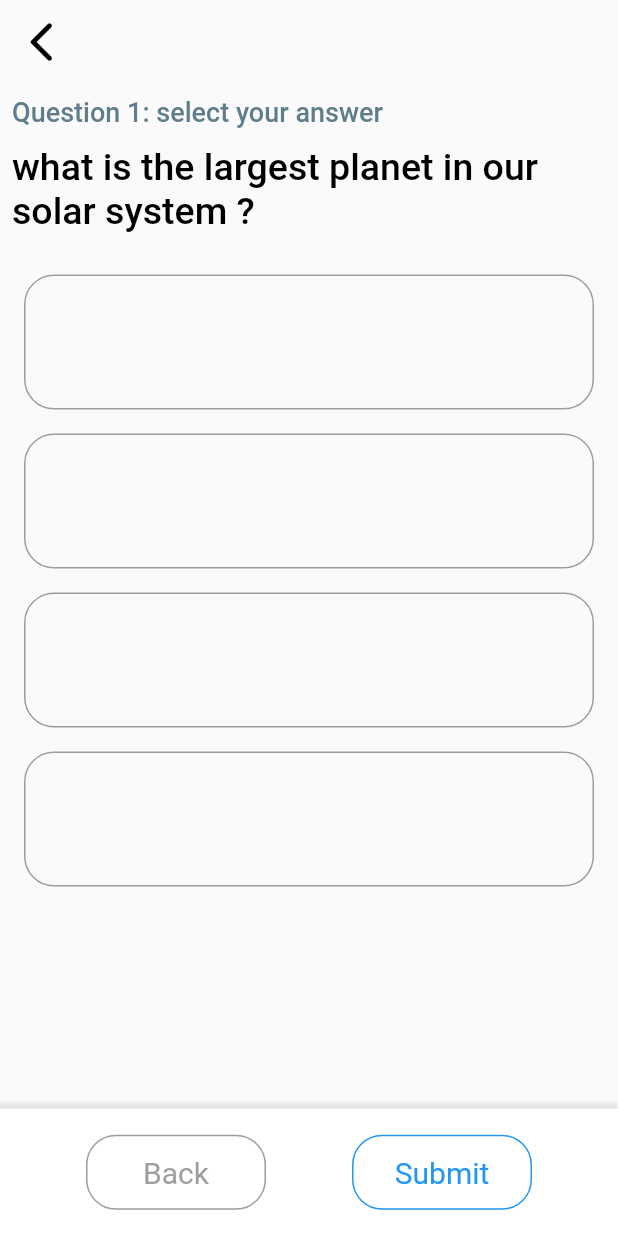
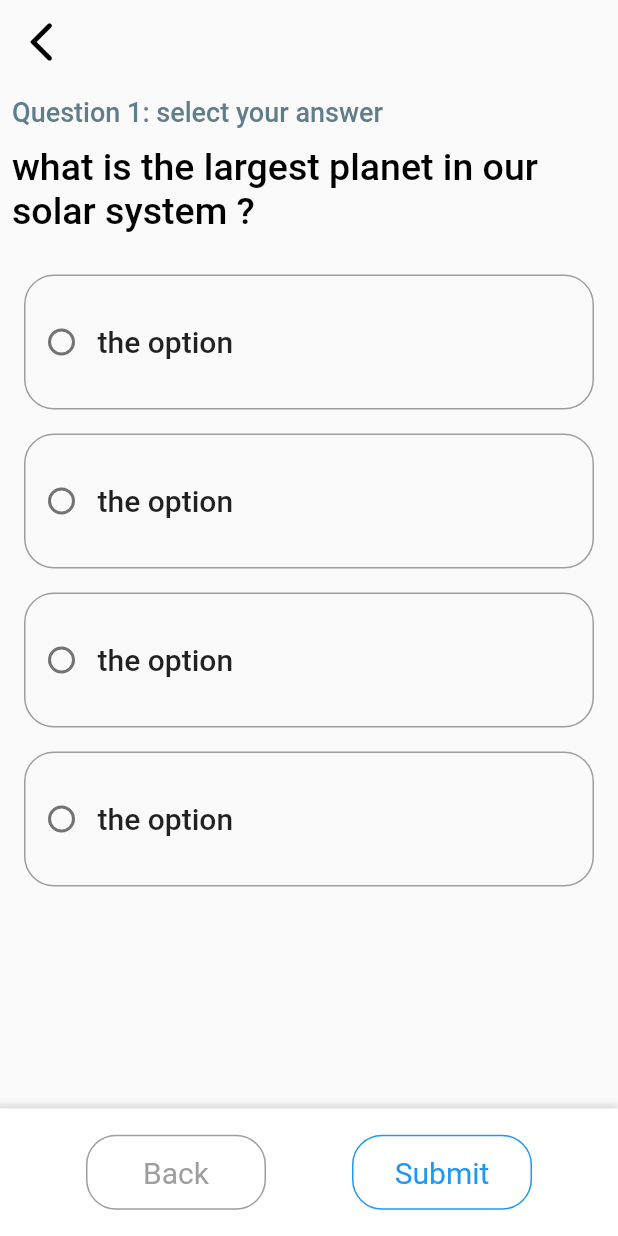
Before and after one commit to Adomakojohn/quizapp, a Flutter app: the QuizPage screen opened by its route, on a phone screen of 412 x 824 dp. Run offline on Flutter 3.47's test engine with Material 2 defaults, Android fonts, the phone set to English and light mode, and no system bars; our stand-ins replace percent_indicator.

Commit message:
created first demo of how quiz page will look like

```diff
--- a/lib/models/quiz_page_model.dart
+++ b/lib/models/quiz_page_model.dart
@@ -26,7 +26,10 @@ class _QuizPageModelState extends State<QuizPageModel> {
         ),
         child: Row(
           children: [
-          Container()
+          Radio(value: 1, groupValue: 2, onChanged: (value) {
+
+          },),
+          Text("the option", style: TextStyle(fontSize: 20 , fontWeight: FontWeight.w500),)
           ],
         ),
       ),
--- a/lib/screens/quiz_page.dart
+++ b/lib/screens/quiz_page.dart
@@ -61,8 +61,9 @@ class _QuizPageState extends State<QuizPage> {
                     ),
                   ),
                   const SizedBox(height: 20,),
-                  SizedBox( height: 418, width: double.infinity,
-                    child: ListView.builder(
+                  SizedBox(
+                     height: 418, width: double.infinity,
+                    child: ListView.builder( physics:const NeverScrollableScrollPhysics(),
                       itemCount: 4,
                       itemBuilder: (context, index) => const QuizPageModel(),),)
                 ],
```
